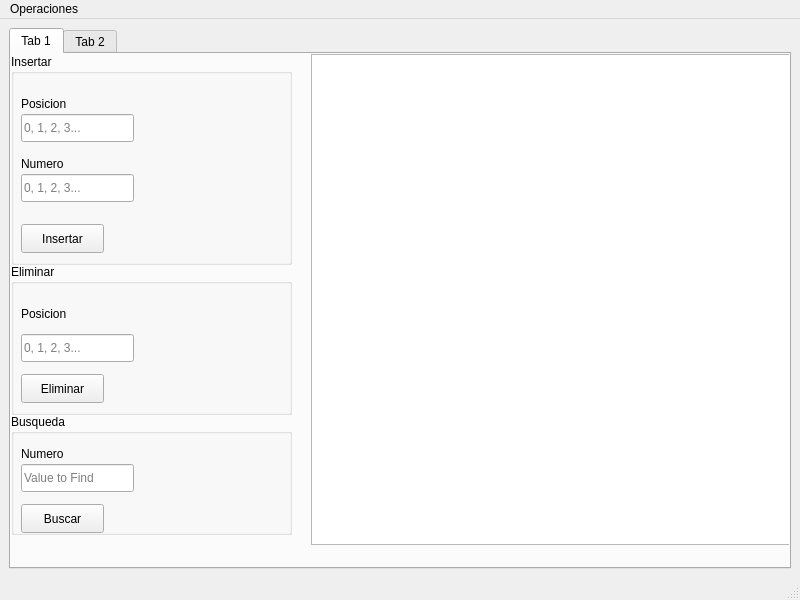
Old version of the form EstructuraProyecto3/mainwindow.ui in the repository camilaflores07/EstructuraProyecto.
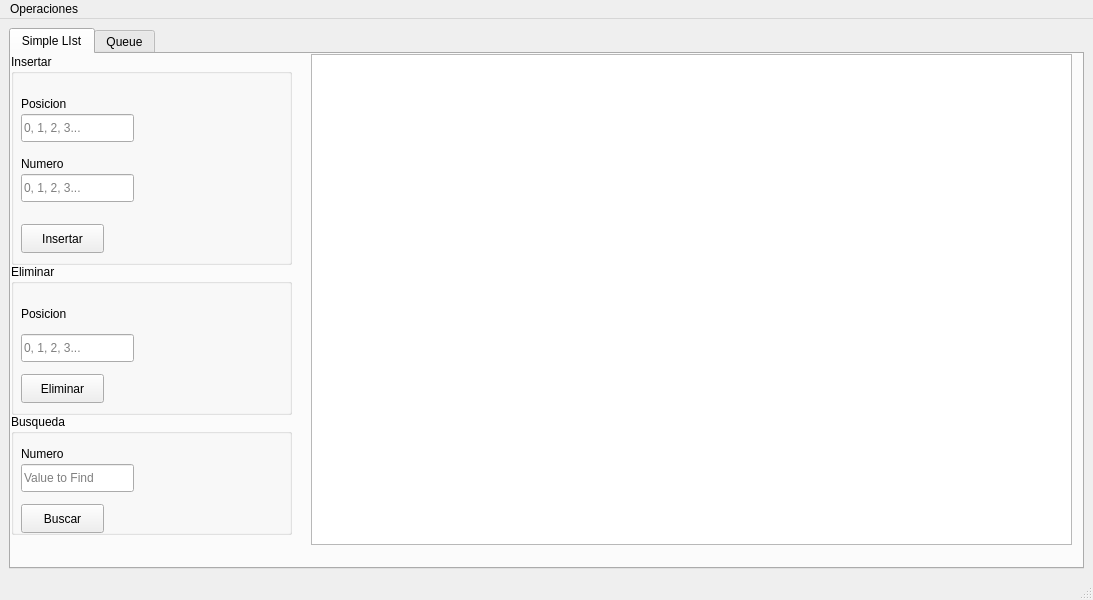
New version of the form.

Commit message: hacer cambios inge

What changed in the file:
```diff
--- a/EstructuraProyecto3/mainwindow.ui
+++ b/EstructuraProyecto3/mainwindow.ui
@@ -6,7 +6,7 @@
    <rect>
     <x>0</x>
     <y>0</y>
-    <width>800</width>
+    <width>1093</width>
     <height>600</height>
    </rect>
   </property>
@@ -19,7 +19,7 @@
      <widget class="QTabWidget" name="tabWidget">
       <widget class="QWidget" name="ListaSImple">
        <attribute name="title">
-        <string>Tab 1</string>
+        <string>Simple LIst</string>
        </attribute>
        <widget class="QWidget" name="widget" native="true">
         <property name="geometry">
@@ -218,7 +218,7 @@
          <rect>
           <x>300</x>
           <y>0</y>
-          <width>501</width>
+          <width>761</width>
           <height>522</height>
          </rect>
         </property>
@@ -227,7 +227,7 @@
           <rect>
            <x>0</x>
            <y>0</y>
-           <width>481</width>
+           <width>761</width>
            <height>491</height>
           </rect>
          </property>
@@ -239,7 +239,7 @@
       </widget>
       <widget class="QWidget" name="tab_2">
        <attribute name="title">
-        <string>Tab 2</string>
+        <string>Queue</string>
        </attribute>
       </widget>
      </widget>
@@ -251,7 +251,7 @@
     <rect>
      <x>0</x>
      <y>0</y>
-     <width>800</width>
+     <width>1093</width>
      <height>25</height>
     </rect>
    </property>
```
Left out of the diff: 3 changed lines with no effect on the pictures. The commit also changes 2 other files.
